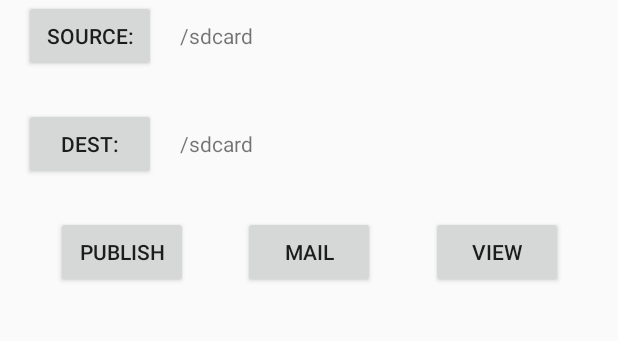
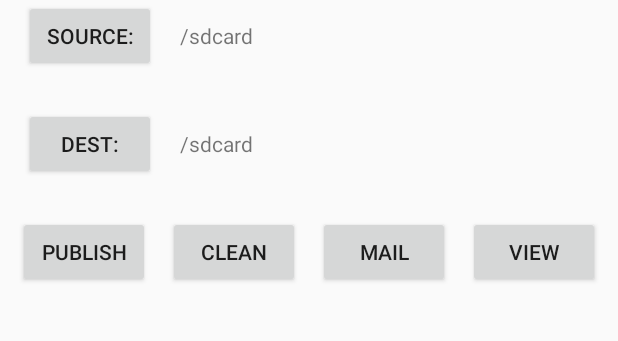
Before and after one commit to zathras/corpsblog, an Android app: the screen it shows after launch (MainActivity), on a phone screen of 412 x 824 dp, the part 132-473 px from its top. Run offline under Robolectric (Android 15) with nearby library versions, the light colour scheme and no system bars; libraries missing offline, so code that uses them is left out: com.jovial.blog; plain views replace Constraints.

```diff
--- a/android/app/src/main/java/com/jovial/corpsblog/MainActivity.kt
+++ b/android/app/src/main/java/com/jovial/corpsblog/MainActivity.kt
@@ -56,6 +56,7 @@ class MainActivity : AppCompatActivity() {
             val destDirButton : Button = findView(R.id.destDirButton)
             val destDirText : TextView = findView(R.id.destDirText)
             val publishButton : Button = findView(R.id.publishButton)
+            val cleanButton : Button = findView(R.id.cleanButton)
             val mailButton : Button = findView(R.id.mailButton)
             val viewButton : Button = findView(R.id.viewButton)
             val outputText : TextView = findView(R.id.outputText)
@@ -123,6 +124,14 @@ class MainActivity : AppCompatActivity() {
                 Stdout.println("Done site generation.")
             }
         }
+        ui.cleanButton.setOnClickListener {
+            runCorpsblog {
+                Stdout.println()
+                val site = generateSite(false)
+                site.deleteStrayFiles()
+                Stdout.println("Done cleanup.")
+            }
+        }
         ui.mailButton.setOnClickListener {
             runCorpsblog {
                 Stdout.println()
@@ -150,7 +159,7 @@ class MainActivity : AppCompatActivity() {
                 ).show()
             } else {
                 val intent = Intent(this, ViewBlog::class.java)
-                intent.putExtra("url", index.toURL().toString())
+                intent.putExtra("url", index.toURI().toURL().toString())
                 startActivity(intent)
             }
         }
@@ -165,7 +174,7 @@ class MainActivity : AppCompatActivity() {
             inputDir=File(ui.srcDirText.text.toString()),
             outputDir=File(ui.destDirText.text.toString()),
             blogConfig = blogConfig,
-            publish=publish
+            publishYT=publish
         )
         site.generate()
         site.printNotes()
@@ -179,6 +188,7 @@ class MainActivity : AppCompatActivity() {
         ui.srcDirButton.isEnabled = enabled
         ui.destDirButton.isEnabled = enabled
         ui.publishButton.isEnabled = enabled
+        ui.cleanButton.isEnabled = enabled
         ui.mailButton.isEnabled = enabled
         ui.viewButton.isEnabled = enabled
     }
--- a/android/app/src/main/res/layout-land/activity_main.xml
+++ b/android/app/src/main/res/layout-land/activity_main.xml
@@ -54,7 +54,7 @@
             android:layout_marginLeft="16dp"
             android:layout_marginStart="16dp" app:layout_constraintStart_toEndOf="@+id/srcDirButton"
             app:layout_constraintTop_toTopOf="@+id/destDirButton" android:layout_marginTop="14dp"
-            android:layout_marginEnd="32dp" app:layout_constraintEnd_toStartOf="@+id/viewButton"
+            android:layout_marginEnd="32dp" app:layout_constraintEnd_toStartOf="@+id/cleanButton"
             android:layout_marginRight="32dp"/>
     <android.support.constraint.Barrier android:layout_width="wrap_content" android:layout_height="wrap_content"
                                         android:id="@+id/barrier" app:barrierDirection="left"/>
@@ -85,6 +85,14 @@
             app:layout_constraintEnd_toEndOf="@+id/barrier" android:layout_marginRight="24dp"
             app:layout_constraintTop_toTopOf="@+id/publishButton"/>
     <Button
+            android:text="Clean"
+            android:layout_width="wrap_content"
+            android:layout_height="wrap_content"
+            android:id="@+id/cleanButton"
+            android:layout_marginEnd="32dp"
+            app:layout_constraintEnd_toStartOf="@+id/viewButton" android:layout_marginRight="32dp"
+            app:layout_constraintTop_toTopOf="@+id/destDirButton"/>
+    <Button
             android:text="View"
             android:layout_width="wrap_content"
             android:layout_height="wrap_content"
--- a/android/app/src/main/res/layout/activity_main.xml
+++ b/android/app/src/main/res/layout/activity_main.xml
@@ -74,14 +74,22 @@
             android:id="@+id/publishButton" android:layout_marginTop="24dp"
             app:layout_constraintTop_toBottomOf="@+id/destDirButton"
             app:layout_constraintStart_toStartOf="parent" app:layout_constraintHorizontal_bias="0.5"
-            app:layout_constraintEnd_toStartOf="@+id/mailButton"/>
+            app:layout_constraintEnd_toStartOf="@+id/cleanButton"/>
+    <Button
+            android:text="Clean"
+            android:layout_width="wrap_content"
+            android:layout_height="wrap_content"
+            android:id="@+id/cleanButton"
+            app:layout_constraintTop_toTopOf="@+id/publishButton"
+            app:layout_constraintStart_toEndOf="@+id/publishButton"
+            app:layout_constraintHorizontal_bias="0.5" app:layout_constraintEnd_toStartOf="@+id/mailButton"/>
     <Button
             android:text="Mail"
             android:layout_width="wrap_content"
             android:layout_height="wrap_content"
             android:id="@+id/mailButton"
             app:layout_constraintTop_toTopOf="@+id/publishButton"
-            app:layout_constraintStart_toEndOf="@+id/publishButton"
+            app:layout_constraintStart_toEndOf="@+id/cleanButton"
             app:layout_constraintHorizontal_bias="0.5" app:layout_constraintEnd_toStartOf="@+id/viewButton"/>
     <Button
             android:text="View"
@@ -91,4 +99,5 @@
             app:layout_constraintTop_toBottomOf="@+id/destDirButton"
             app:layout_constraintStart_toEndOf="@+id/mailButton"
             app:layout_constraintHorizontal_bias="0.5" app:layout_constraintEnd_toEndOf="parent"/>
+
 </android.support.constraint.ConstraintLayout>
--- a/android/build.gradle
+++ b/android/build.gradle
@@ -8,7 +8,7 @@ buildscript {
 
     }
     dependencies {
-        classpath 'com.android.tools.build:gradle:3.4.1'
+        classpath 'com.android.tools.build:gradle:3.5.0'
         classpath "org.jetbrains.kotlin:kotlin-gradle-plugin:$kotlin_version"
         // NOTE: Do not place your application dependencies here; they belong
         // in the individual module build.gradle files
```
Also changed, not shown: android/gradle/wrapper/gradle-wrapper.properties, 1 other file.
